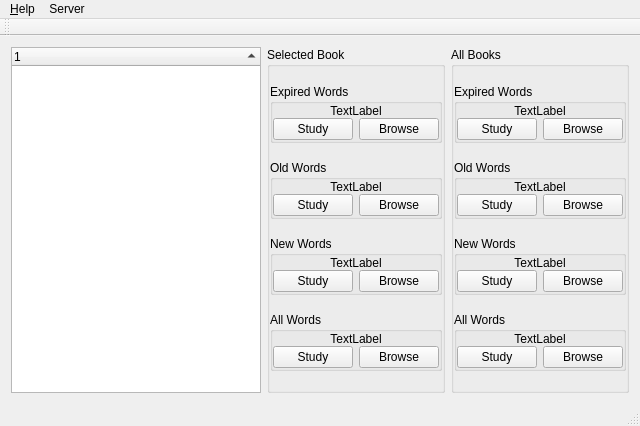
Qt form HaiBeiDanCi/mainwindow.ui (HuangHuafeng/repeat) before a commit.
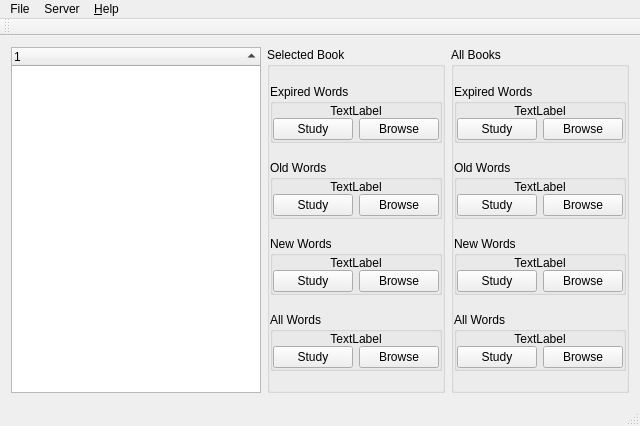
The same form after that commit.

What changed in the file:
```diff
--- a/HaiBeiDanCi/mainwindow.ui
+++ b/HaiBeiDanCi/mainwindow.ui
@@ -672,8 +672,16 @@
     </property>
     <addaction name="actionBooks"/>
    </widget>
-   <addaction name="menu_Help"/>
+   <widget class="QMenu" name="menuFile">
+    <property name="title">
+     <string>File</string>
+    </property>
+    <addaction name="actionPreferences"/>
+    <addaction name="actionexit"/>
+   </widget>
+   <addaction name="menuFile"/>
    <addaction name="menuData"/>
+   <addaction name="menu_Help"/>
   </widget>
   <widget class="QToolBar" name="mainToolBar">
    <attribute name="toolBarArea">
```
Left out of the diff: 9 changed lines with no effect on the pictures.
